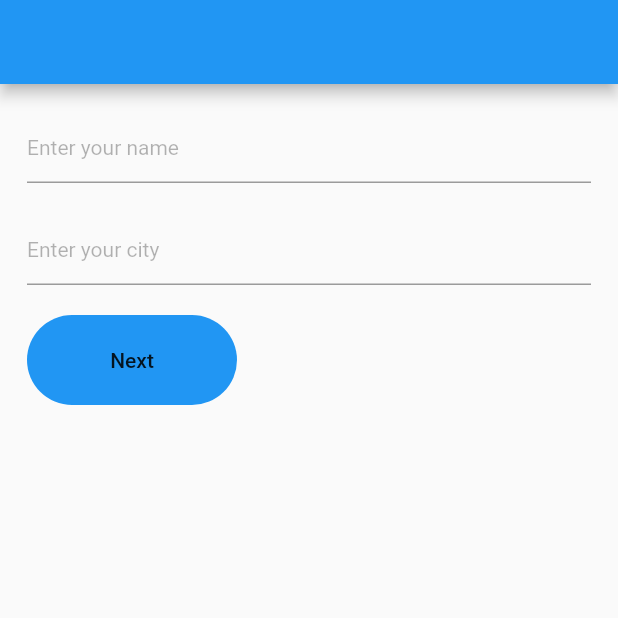
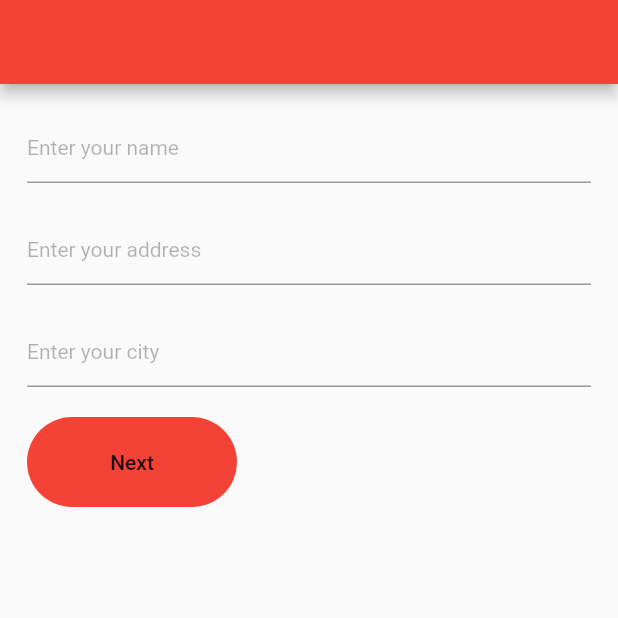
Before and after one commit to durgesh-k/Flood-User-Side, a Flutter app: the Info screen opened directly, on a phone screen of 412 x 824 dp, the top half of it. Run offline on Flutter 3.47's test engine with Material 2 defaults, Android fonts, the phone set to English and light mode, and no system bars; our stand-ins replace cloud_firestore, firebase_auth, firebase_core, firebase_messaging, fluttertoast, geocoding and 3 more; accounts and stored records are empty; Roboto replaces fonts that are missing (SemiBold).

Commit message:
Address added

```diff
--- a/lib/auth/number.dart
+++ b/lib/auth/number.dart
@@ -121,7 +121,7 @@ class _PhoneNumberScreenState extends State<PhoneNumberScreen> {
                     width: 140,
                     decoration: BoxDecoration(
                         borderRadius: BorderRadius.circular(50),
-                        color: Colors.blue),
+                        color: Colors.red),
                     child: Row(
                       crossAxisAlignment: CrossAxisAlignment.center,
                       mainAxisAlignment: MainAxisAlignment.center,
--- a/lib/city.dart
+++ b/lib/city.dart
@@ -93,6 +93,35 @@ class _InfoState extends State<Info> {
                 height: 20,
               ),
               TextFormField(
+                controller: address,
+                validator: (String? value) {
+                  if (value!.isEmpty) {
+                    return 'Address cannot be empty';
+                  }
+                  return null;
+                },
+                //inputFormatters: [FilteringTextInputFormatter.deny(' ')],
+                style: const TextStyle(
+                  fontFamily: "SemiBold",
+                  fontSize: 16,
+                  color: Colors.black,
+                ),
+                decoration: InputDecoration(
+                  focusColor: Colors.black,
+                  filled: false,
+                  fillColor: Colors.black.withOpacity(0.05),
+                  hintText: 'Enter your address',
+                  hintStyle: TextStyle(
+                    fontFamily: "SemiBold",
+                    fontSize: 14, //16,
+                    color: Colors.black.withOpacity(0.3),
+                  ),
+                ),
+              ),
+              SizedBox(
+                height: 20,
+              ),
+              TextFormField(
                 controller: city,
                 validator: (String? value) {
                   if (value!.isEmpty) {
@@ -162,7 +191,7 @@ class _InfoState extends State<Info> {
                   width: 140,
                   decoration: BoxDecoration(
                       borderRadius: BorderRadius.circular(50),
-                      color: Colors.blue),
+                      color: Colors.red),
                   child: Row(
                     crossAxisAlignment: CrossAxisAlignment.center,
                     mainAxisAlignment: MainAxisAlignment.center,
--- a/lib/globals.dart
+++ b/lib/globals.dart
@@ -4,6 +4,8 @@ import 'package:fluttertoast/fluttertoast.dart';
 TextEditingController city = TextEditingController();
 TextEditingController name = TextEditingController();
 TextEditingController mobile = TextEditingController();
+TextEditingController address = TextEditingController();
+
 
 double getHeight(BuildContext context) {
   return MediaQuery.of(context).size.height;
--- a/lib/main.dart
+++ b/lib/main.dart
@@ -9,6 +9,7 @@ import 'package:geocoding/geocoding.dart';
 import 'package:geolocator/geolocator.dart';
 import 'package:google_maps_flutter/google_maps_flutter.dart';
 import 'package:notification/auth/number.dart';
+import 'package:notification/city.dart';
 import 'package:notification/map.dart';
 import 'package:permission_handler/permission_handler.dart';
 import 'dart:async';
@@ -29,7 +30,7 @@ class MyApp extends StatelessWidget {
         title: 'Flutter Demo',
         debugShowCheckedModeBanner: false,
         theme: ThemeData(
-          primarySwatch: Colors.blue,
+          primarySwatch: Colors.red,
         ),
         home: FirebaseAuth.instance.currentUser != null
             ? MyHomePage(
```
Also changed, not shown: pubspec.lock.
